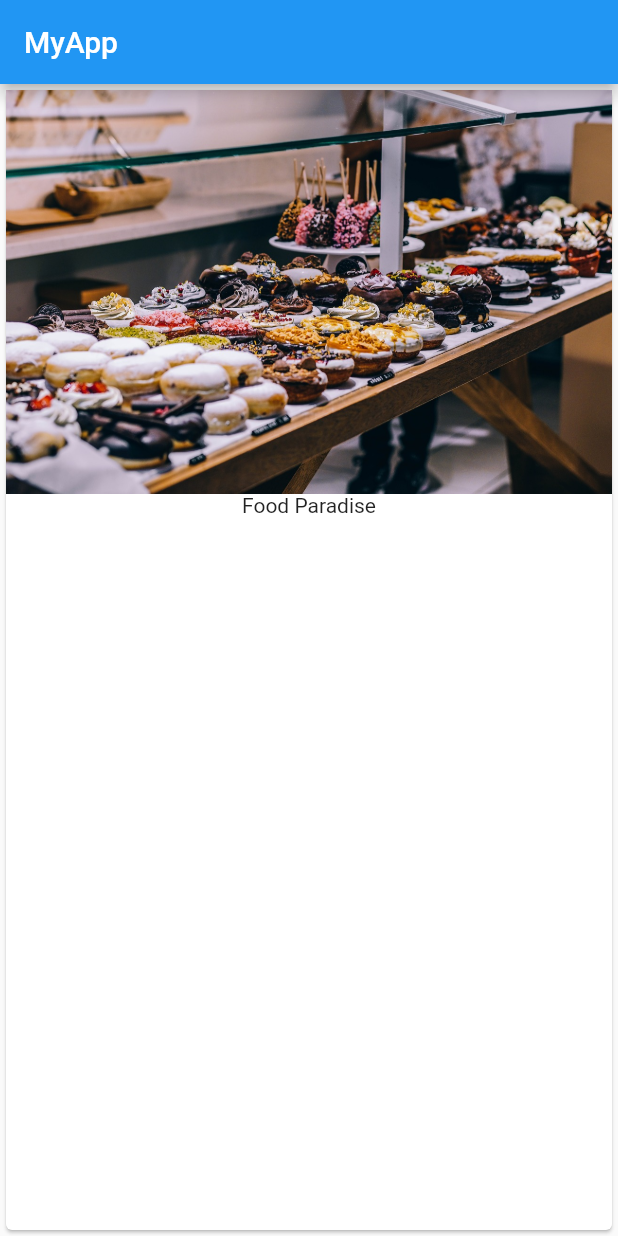
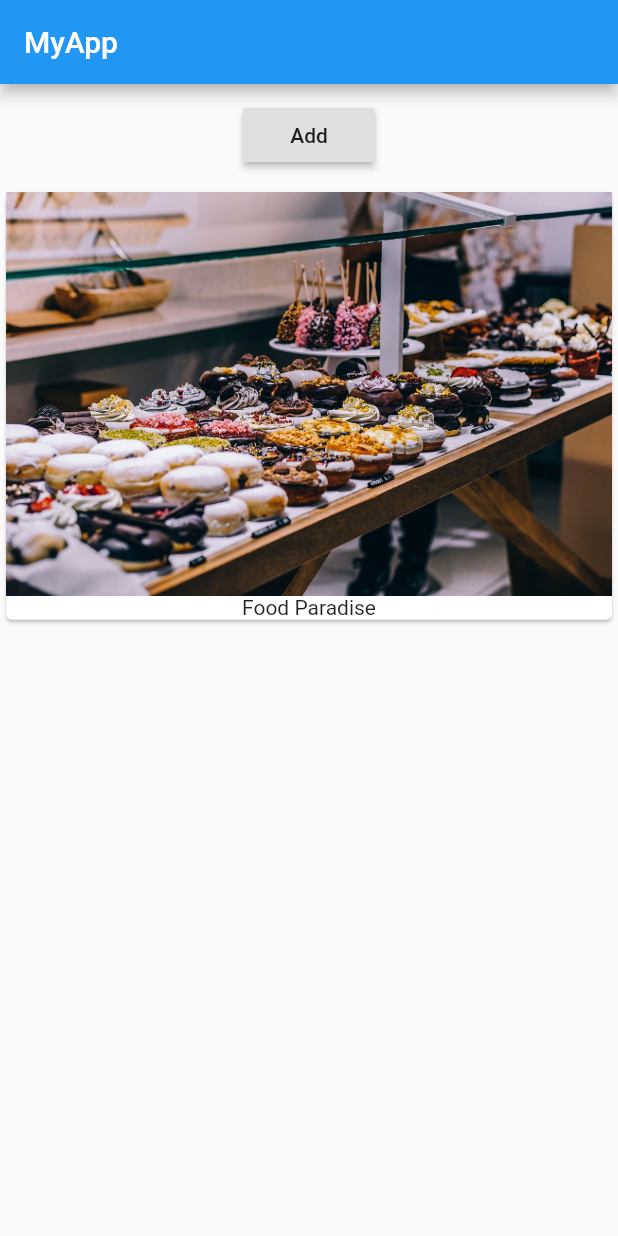
Before and after one commit to PedroBarata/flutter_app, a Flutter app: the screen it shows after launch, on a phone screen of 412 x 824 dp. Run offline on Flutter 3.47's test engine with Material 2 defaults, Android fonts, the phone set to English and light mode, and no system bars.

Commit message:
feat(26): Adding a Button

```diff
--- a/lib/main.dart
+++ b/lib/main.dart
@@ -10,11 +10,29 @@ class MyApp extends StatelessWidget {
           appBar: AppBar(
             title: Text('MyApp'),
           ),
-        body: Card(child: Column(children: <Widget>[
+          body: Column(
+            children: <Widget>[
+              Container(
+                margin: EdgeInsets.all(10.0),
+                child: RaisedButton(
+                  child: Text("Add"),
+                  onPressed: () => {},
+                ),
+              ),
+              Column(
+                children: <Widget>[
+                  Card(
+                    child: Column(
+                      children: <Widget>[
                         Image.asset('assets/food.jpg'),
                         Text('Food Paradise')
-        ],),),
+                      ],
                     ),
+                  ),
+                ],
+              )
+            ],
+          )),
     );
   }
 }
```
Lines whose indentation alone changed are shown as unchanged.
